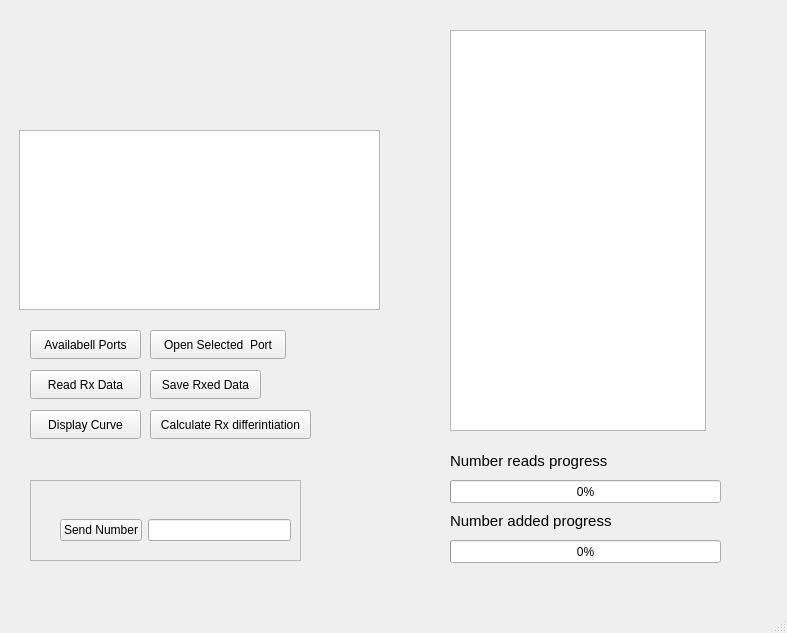
This is Python_Files/main_window.ui in 5Coffee-Break2/PyQT_Draw_Electric_Signal as Qt 5 draws it before an edit. The edited form follows.
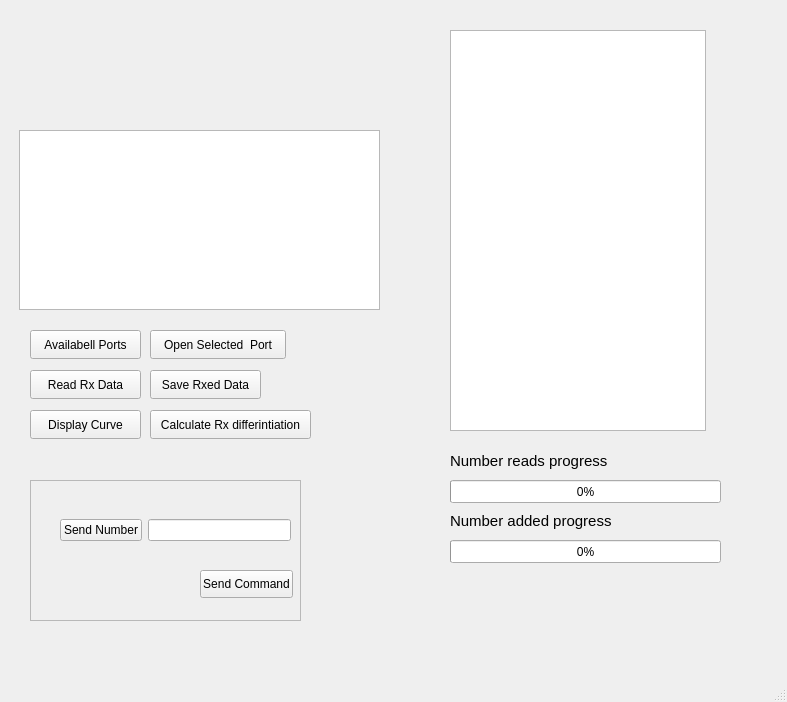
This is the edited form.

Diff of the .ui file:
```diff
--- a/Python_Files/main_window.ui
+++ b/Python_Files/main_window.ui
@@ -7,7 +7,7 @@
     <x>0</x>
     <y>0</y>
     <width>787</width>
-    <height>633</height>
+    <height>702</height>
    </rect>
   </property>
   <property name="windowTitle">
@@ -241,7 +241,7 @@
       <x>30</x>
       <y>480</y>
       <width>271</width>
-      <height>81</height>
+      <height>141</height>
      </rect>
     </property>
     <property name="sizePolicy">
@@ -278,6 +278,19 @@
       </item>
      </layout>
     </widget>
+    <widget class="QPushButton" name="send_command_Btn">
+     <property name="geometry">
+      <rect>
+       <x>170</x>
+       <y>90</y>
+       <width>93</width>
+       <height>28</height>
+      </rect>
+     </property>
+     <property name="text">
+      <string>Send Command</string>
+     </property>
+    </widget>
    </widget>
   </widget>
   <widget class="QMenuBar" name="menubar">
```
